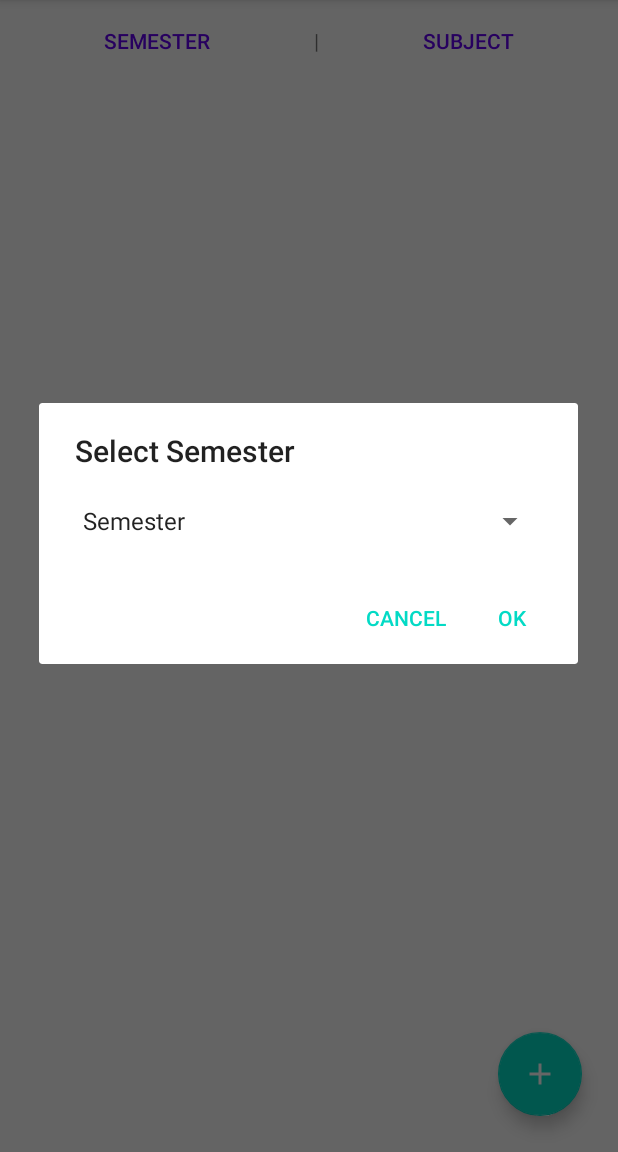
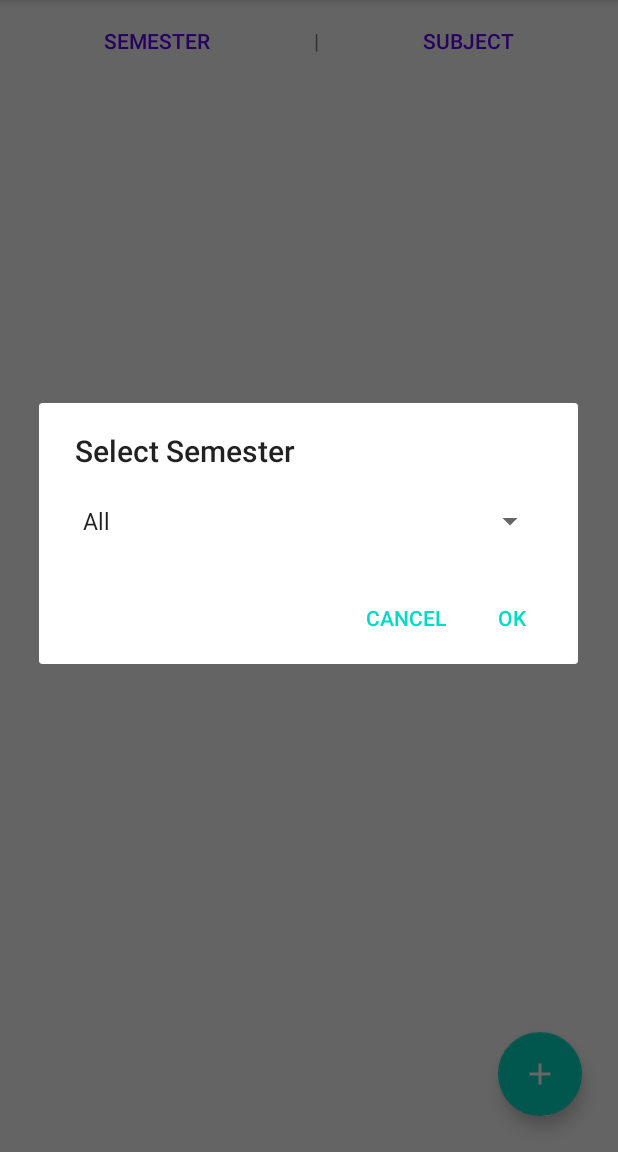
Before and after one commit to apoorvgupta25/BookSellerApp, an Android app: the screen it shows after launch once a user with an empty profile is signed in (HomeActivity), after a tap on "SEMESTER", on a phone screen of 412 x 824 dp, the part 84-1236 px from its top. Run offline under Robolectric (Android 15) with nearby library versions, the phone set to English and light mode, and no system bars; our stand-ins replace Firebase (no records; nobody signed in at launch, a user with empty details on screens opened directly), Picasso, Shimmer; 1 statement that could not run was skipped.

```diff
--- a/app/src/main/res/values/strings.xml
+++ b/app/src/main/res/values/strings.xml
@@ -9,6 +9,18 @@
     <string name="Rs">\u20B9</string>
     <string-array name="semester">
         <item>Semester</item><!--0th position in array-->
+        <item>1</item>
+        <item>2</item>
+        <item>3</item>
+        <item>4</item>
+        <item>5</item>
+        <item>6</item>
+        <item>7</item>
+        <item>8</item>
+    </string-array>
+
+    <string-array name="semester_home">
+        <item>All</item><!--0th position in array-->
         <item>1</item>
         <item>2</item>
         <item>3</item>
@@ -37,7 +49,6 @@
         <item>Others</item>
     </string-array>
 
-
     <string-array name="sub_sem_3">
         <item>Subject</item>
         <item>Maths-3</item>
@@ -56,7 +67,6 @@
         <item>Others</item>
     </string-array>
 
-
     <string-array name="sub_sem_5">
         <item>Subject</item>
         <item>Maths-5</item>
@@ -65,7 +75,6 @@
         <item>Python</item>
         <item>Others</item>
     </string-array>
-
 
     <string-array name="sub_sem_6">
         <item>Subject</item>
@@ -91,10 +100,76 @@
         <item>Adv Python</item>
         <item>Others</item>
     </string-array>
-    <string name="title_activity_view_book">ViewBookActivity</string>
-    <!--
-    This string is used for square devices and overridden by hello_world in
-    values-round/strings.xml for round devices.
-    -->
-    <string name="hello_world">Hello Square World!</string>
+
+
+    <string-array name="sub_sem_1_home">
+        <item>All</item>
+        <item>Maths-1</item>
+        <item>Chemistry</item>
+        <item>EEEE</item>
+        <item>ED</item>
+        <item>Others</item>
+    </string-array>
+
+    <string-array name="sub_sem_2_home">
+        <item>All</item>
+        <item>Maths-2</item>
+        <item>Physics</item>
+        <item>EM</item>
+        <item>PIC</item>
+        <item>Others</item>
+    </string-array>
+
+    <string-array name="sub_sem_3_home">
+        <item>All</item>
+        <item>Maths-3</item>
+        <item>DMS</item>
+        <item>DCN</item>
+        <item>Dis</item>
+        <item>Others</item>
+    </string-array>
+
+    <string-array name="sub_sem_4_home">
+        <item>All</item>
+        <item>Maths-4</item>
+        <item>ITC</item>
+        <item>AA</item>
+        <item>AD</item>
+        <item>Others</item>
+    </string-array>
+
+    <string-array name="sub_sem_5_home">
+        <item>All</item>
+        <item>Maths-5</item>
+        <item>DS</item>
+        <item>Cloud Computing</item>
+        <item>Python</item>
+        <item>Others</item>
+    </string-array>
+
+    <string-array name="sub_sem_6_home">
+        <item>All</item>
+        <item>Maths-6</item>
+        <item>Java</item>
+        <item>Algorithms</item>
+        <item>Others</item>
+    </string-array>
+
+    <string-array name="sub_sem_7_home">
+        <item>All</item>
+        <item>Maths-7</item>
+        <item>ML</item>
+        <item>NLP</item>
+        <item>Others</item>
+    </string-array>
+
+    <string-array name="sub_sem_8_home">
+        <item>All</item>
+        <item>Maths-8</item>
+        <item>CS</item>
+        <item>Adv Java</item>
+        <item>Adv Python</item>
+        <item>Others</item>
+    </string-array>
+
 </resources>
```
Also changed, not shown: app/src/main/java/com/example/bookseller/activity/HomeActivity.kt (+14 -13 lines), 50 other files.
